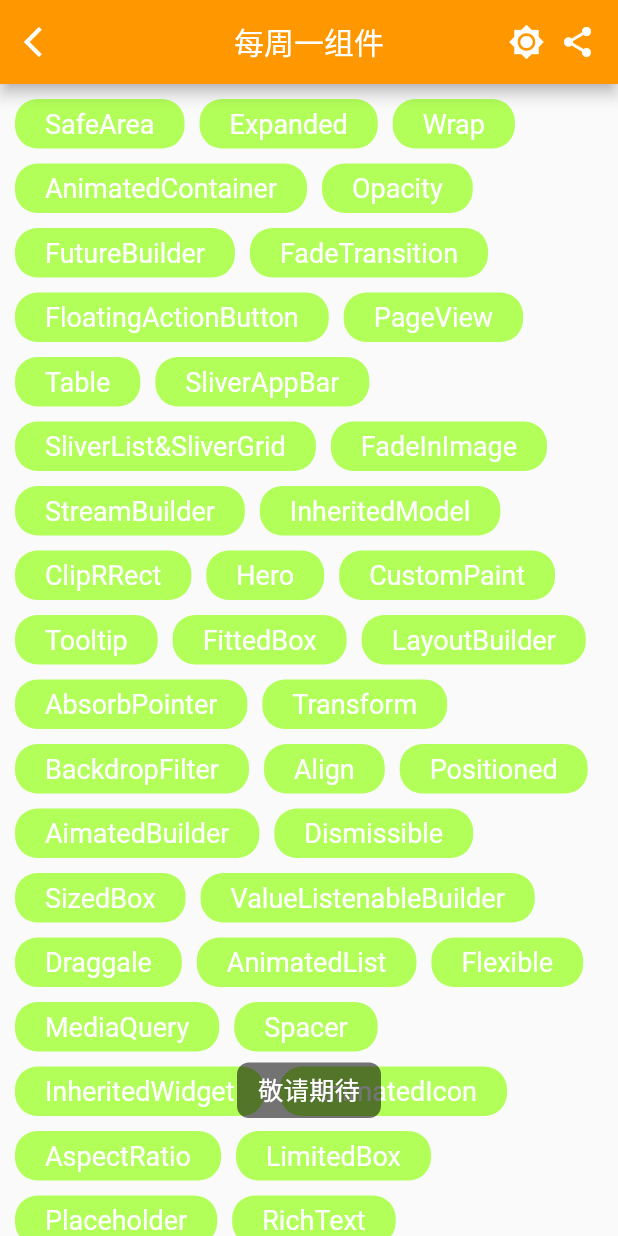
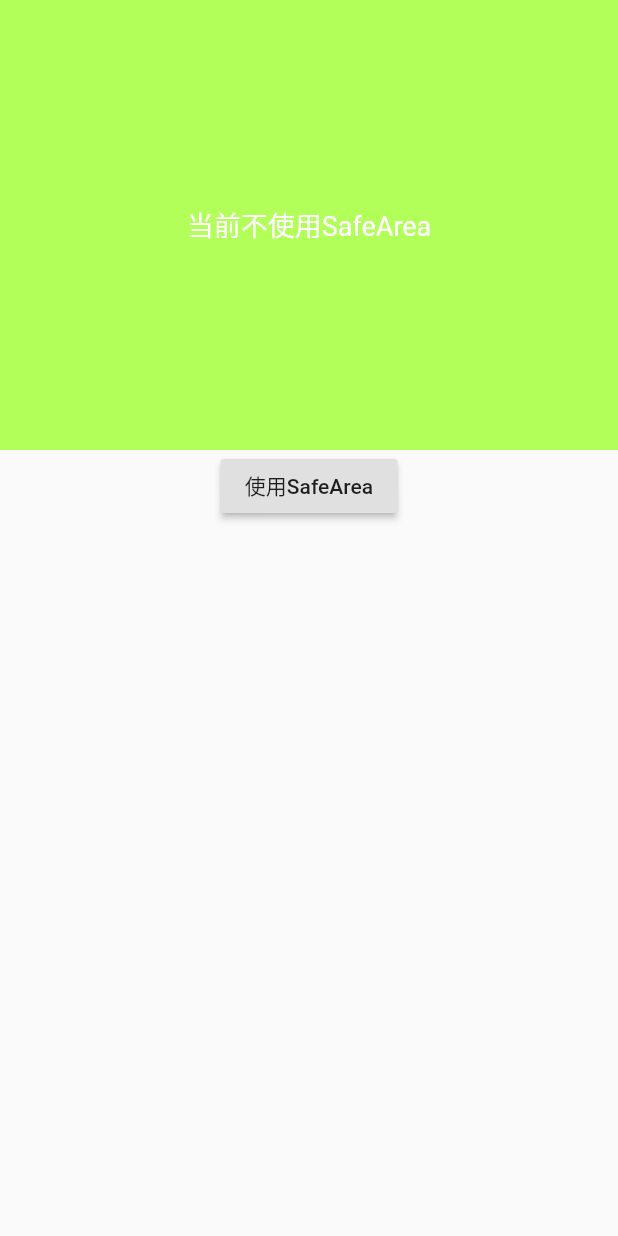
Before and after one commit to HeroLBJ/Flutter_UP, a Flutter app: the Fourth003Page screen opened directly, after a tap on "SafeArea", on a phone screen of 412 x 824 dp. Run offline on Flutter 3.47's test engine with Material 2 defaults, Android fonts, the phone set to English and light mode, and no system bars; our stand-ins replace after_layout, bot_toast, cached_network_image, sticky_headers.

Commit message:
2020.08.25: 1.调整第4个按钮 2.添加组件列表 3.安全组件：SafeArea

```diff
--- /dev/null
+++ b/lib/ui/fourth/fourth003/SafeAreaPage.dart
@@ -0,0 +1,54 @@
+import 'package:flutter/material.dart';
+import 'package:flutter_up/tool/ColorTool.dart';
+
+class SafeAreaPage extends StatefulWidget {
+  @override
+  _SafeAreaPageState createState() => _SafeAreaPageState();
+}
+
+class _SafeAreaPageState extends State<SafeAreaPage> {
+  bool _isSafeArea = false;
+
+  @override
+  Widget build(BuildContext context) {
+    return Scaffold(
+      body: _isSafeArea
+          ? SafeArea(
+              // 安全区域控件
+              top: true,
+              left: true,
+              right: true,
+              bottom: true,
+              minimum: EdgeInsets.all(0),
+              maintainBottomViewPadding: false,
+              child: _buildChild(),
+            )
+          : _buildChild(),
+    );
+  }
+
+  _buildChild() {
+    return Column(
+      children: <Widget>[
+        Container(
+          height: 300,
+          color: ColorTool.randomColor(),
+          child: Center(
+            child: Text(
+              _isSafeArea ? '当前使用SafeArea' : '当前不使用SafeArea',
+              style: TextStyle(fontSize: 18, color: Colors.white),
+            ),
+          ),
+        ),
+        RaisedButton(
+          onPressed: () {
+            setState(() {
+              _isSafeArea = !_isSafeArea;
+            });
+          },
+          child: Text(_isSafeArea ? '不使用SafeArea' : '使用SafeArea'),
+        )
+      ],
+    );
+  }
+}
--- a/lib/ui/fourth/fourth003/fourth_003_page.dart
+++ b/lib/ui/fourth/fourth003/fourth_003_page.dart
@@ -2,12 +2,13 @@ import 'package:flutter/material.dart';
 import 'package:flutter_up/tool/AppBarTool.dart';
 import 'package:flutter_up/tool/ColorTool.dart';
 import 'package:flutter_up/tool/toast/ToastTool.dart';
+import 'package:flutter_up/ui/fourth/fourth003/SafeAreaPage.dart';
 
 class Fourth003Page extends StatelessWidget {
   @override
   Widget build(BuildContext context) {
     return Scaffold(
-      appBar: AppBarTool.getAppBar(context, '每周一组件'),
+      appBar: AppBarTool.getAppBar(context, '小部件'),
       body: SingleChildScrollView(
         child: Container(
           margin: EdgeInsets.all(10),
@@ -15,7 +16,7 @@ class Fourth003Page extends StatelessWidget {
             spacing: 10,
             runSpacing: 10,
             children: <Widget>[
-              _wrapChild('SafeArea', () => ToastTool.showText('敬请期待')),
+              _wrapChild('SafeArea', () => _startPage(context, SafeAreaPage())),
               _wrapChild('Expanded', () => ToastTool.showText('敬请期待')),
               _wrapChild('Wrap', () => ToastTool.showText('敬请期待')),
               _wrapChild('AnimatedContainer', () => ToastTool.showText('敬请期待')),
@@ -133,4 +134,9 @@ class Fourth003Page extends StatelessWidget {
     return InkWell(
         borderRadius: BorderRadius.circular(15), onTap: onTap, child: child);
   }
+
+  _startPage(BuildContext context, Widget page) {
+    return Navigator.of(context)
+        .push(MaterialPageRoute(builder: (context) => page));
+  }
 }
--- a/lib/ui/fourth/fourth_main_page.dart
+++ b/lib/ui/fourth/fourth_main_page.dart
@@ -22,7 +22,7 @@ class FourthMainPage extends StatelessWidget {
             Navigator.of(context)
                 .push(MaterialPageRoute(builder: (context) => Fourth002Page()));
           }),
-          contentChild('每周一组件', () {
+          contentChild('小部件', () {
             Navigator.of(context)
                 .push(MaterialPageRoute(builder: (context) => Fourth003Page()));
           })
```
